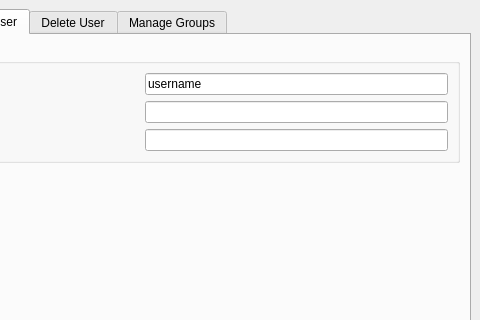
timkb4cq/mx-user, file meconfig.ui: the form before one commit; both pictures show x 196 to 676 and y 0 to 320 of the 676 by 537 pixel window.
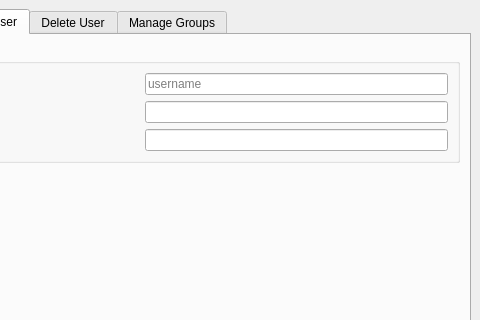
The form after the commit. The open tabs and pages were chosen to show the change. Icons and pictures are not drawn.

Commit message: added username as placeholder and did a make clean

Diff of the .ui file:
```diff
--- a/meconfig.ui
+++ b/meconfig.ui
@@ -638,6 +638,9 @@
              <string>Enter username of new user</string>
             </property>
             <property name="text">
+             <string/>
+            </property>
+            <property name="placeholderText">
              <string>username</string>
             </property>
            </widget>
```
Left out of the diff: 2 changed lines with no effect on the pictures. The commit also changes 4 other files.
